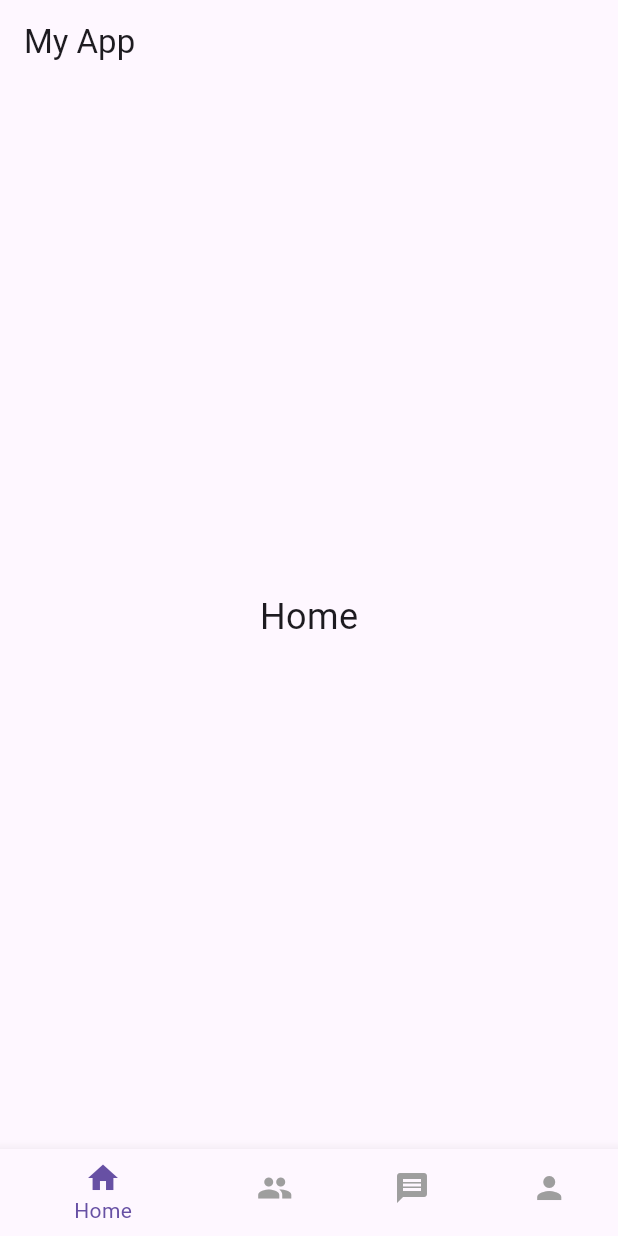
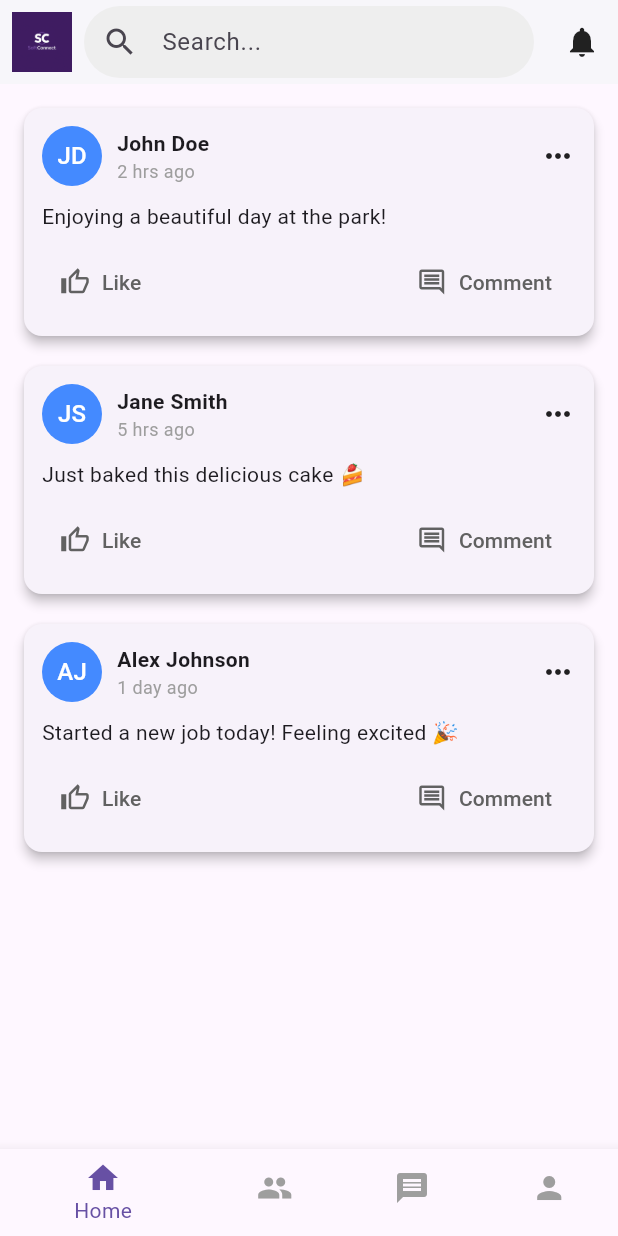
Before and after one commit to salinkhadka/softconnect, a Flutter app: the HomePage screen opened directly, on a phone screen of 412 x 824 dp. Run offline on Flutter 3.47's test engine with Material 3 defaults, Android fonts, the phone set to English and light mode, and no system bars; our stand-ins replace dartz, equatable, flutter_bloc, get_it, hive_flutter, lottie and 1 more; accounts and stored records are empty; project files that could hold a hidden picture were left out.

Commit message:
changes in homepage

```diff
--- a/lib/features/home/presentation/view/HomePage.dart
+++ b/lib/features/home/presentation/view/HomePage.dart
@@ -10,9 +10,8 @@ class HomePage extends StatefulWidget {
 class _HomePageState extends State<HomePage> {
   int _selectedIndex = 0;
 
-  // Pages for each tab
   final List<Widget> _pages = [
-    Center(child: Text('Home', style: TextStyle(fontSize: 24))),
+    _HomeTab(),
     Center(child: Text('Friends', style: TextStyle(fontSize: 24))),
     Center(child: Text('Messages', style: TextStyle(fontSize: 24))),
     Center(child: Text('Profile', style: TextStyle(fontSize: 24))),
@@ -28,7 +27,42 @@ class _HomePageState extends State<HomePage> {
   Widget build(BuildContext context) {
     return Scaffold(
       appBar: AppBar(
-        title: Text('My App'),
+        titleSpacing: 0,
+        backgroundColor: Colors.white,
+        elevation: 1,
+        title: Row(
+          children: [
+            Padding(
+              padding: const EdgeInsets.only(left: 8.0),
+              child: Image.asset(
+                'assets/images/logo.png',
+                height: 40,
+              ),
+            ),
+            Expanded(
+              child: Padding(
+                padding: const EdgeInsets.symmetric(horizontal: 8.0),
+                child: TextField(
+                  decoration: InputDecoration(
+                    hintText: 'Search...',
+                    filled: true,
+                    fillColor: Colors.grey[200],
+                    prefixIcon: Icon(Icons.search),
+                    contentPadding: EdgeInsets.symmetric(vertical: 0),
+                    border: OutlineInputBorder(
+                      borderRadius: BorderRadius.circular(30),
+                      borderSide: BorderSide.none,
+                    ),
+                  ),
+                ),
+              ),
+            ),
+            IconButton(
+              icon: Icon(Icons.notifications, color: Colors.black87),
+              onPressed: () {},
+            ),
+          ],
+        ),
       ),
       body: _pages[_selectedIndex],
       bottomNavigationBar: BottomNavigationBar(
@@ -46,3 +80,119 @@ class _HomePageState extends State<HomePage> {
     );
   }
 }
+
+// Home tab with static posts
+class _HomeTab extends StatelessWidget {
+  final List<Map<String, String>> posts = [
+    {
+      'username': 'John Doe',
+      'time': '2 hrs ago',
+      'description': 'Enjoying a beautiful day at the park!',
+      // 'postImage': 'assets/images/post1.jpg',
+    },
+    {
+      'username': 'Jane Smith',
+      'time': '5 hrs ago',
+      'description': 'Just baked this delicious cake 🍰',
+      // 'postImage': 'assets/images/post2.jpg',
+    },
+    {
+      'username': 'Alex Johnson',
+      'time': '1 day ago',
+      'description': 'Started a new job today! Feeling excited 🎉',
+    },
+  ];
+
+  @override
+  Widget build(BuildContext context) {
+    return ListView.separated(
+      padding: const EdgeInsets.all(12),
+      itemCount: posts.length,
+      separatorBuilder: (_, __) => SizedBox(height: 12),
+      itemBuilder: (context, index) {
+        final post = posts[index];
+        return Card(
+          shape: RoundedRectangleBorder(borderRadius: BorderRadius.circular(12)),
+          elevation: 3,
+          child: Padding(
+            padding: const EdgeInsets.all(12.0),
+            child: Column(
+              crossAxisAlignment: CrossAxisAlignment.start,
+              children: [
+                // Header
+                Row(
+                  children: [
+                    CircleAvatar(
+                      radius: 20,
+                      backgroundColor: Colors.blueAccent,
+                      child: Text(
+                        _getInitials(post['username'] ?? ''),
+                        style: TextStyle(color: Colors.white),
+                      ),
+                    ),
+                    SizedBox(width: 10),
+                    Expanded(
+                      child: Column(
+                        crossAxisAlignment: CrossAxisAlignment.start,
+                        children: [
+                          Text(post['username'] ?? '',
+                              style: TextStyle(fontWeight: FontWeight.bold)),
+                          Text(post['time'] ?? '',
+                              style: TextStyle(color: Colors.grey, fontSize: 12)),
+                        ],
+                      ),
+                    ),
+                    Icon(Icons.more_horiz),
+                  ],
+                ),
+                SizedBox(height: 10),
+
+                // Description
+                Text(post['description'] ?? ''),
+
+                // Post Image (if available)
+                // if (post['postImage'] != null) ...[
+                //   SizedBox(height: 10),
+                //   ClipRRect(
+                //     borderRadius: BorderRadius.circular(8),
+                //     child: Image.asset(post['postImage']!, fit: BoxFit.cover),
+                //   ),
+                // ],
+
+                SizedBox(height: 10),
+
+                // Action Buttons
+                Row(
+                  mainAxisAlignment: MainAxisAlignment.spaceBetween,
+                  children: [
+                    _buildPostButton(Icons.thumb_up_alt_outlined, 'Like'),
+                    _buildPostButton(Icons.comment_outlined, 'Comment'),
+                    // _buildPostButton(Icons.share_outlined, 'Share'),
+                  ],
+                )
+              ],
+            ),
+          ),
+        );
+      },
+    );
+  }
+
+  Widget _buildPostButton(IconData icon, String label) {
+    return TextButton.icon(
+      onPressed: () {},
+      icon: Icon(icon, color: Colors.grey[700], size: 20),
+      label: Text(label, style: TextStyle(color: Colors.grey[700])),
+    );
+  }
+
+  String _getInitials(String name) {
+    final parts = name.trim().split(' ');
+    if (parts.length >= 2) {
+      return parts[0][0] + parts[1][0];
+    } else if (parts.isNotEmpty) {
+      return parts[0][0];
+    }
+    return '';
+  }
+}
```
